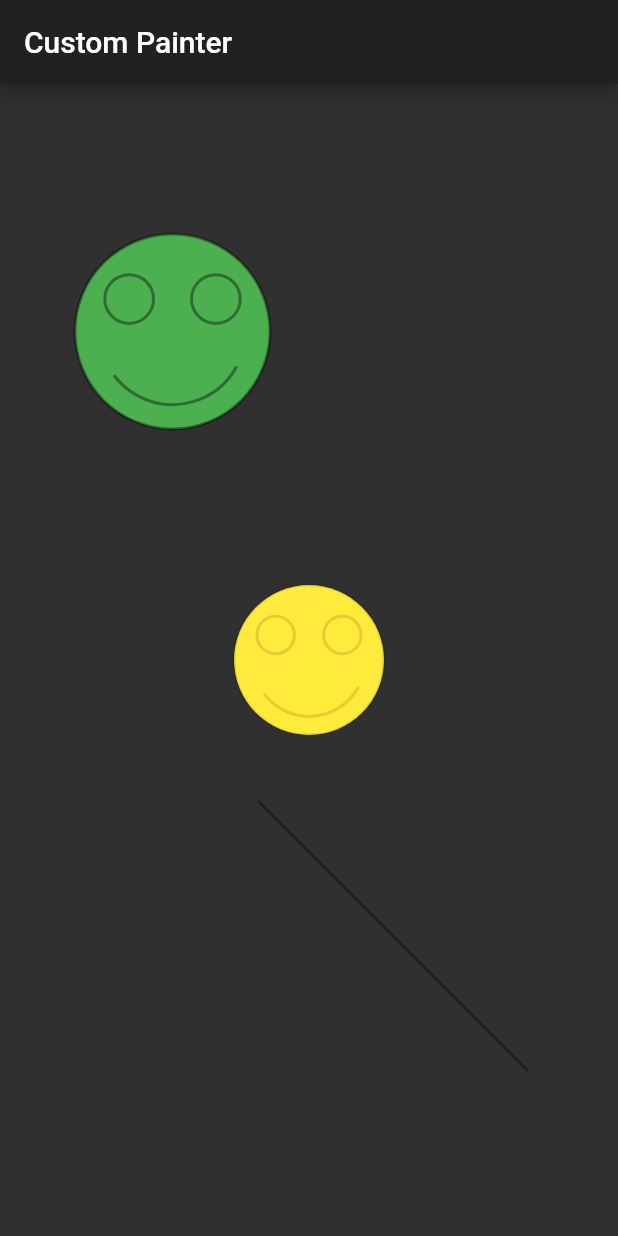
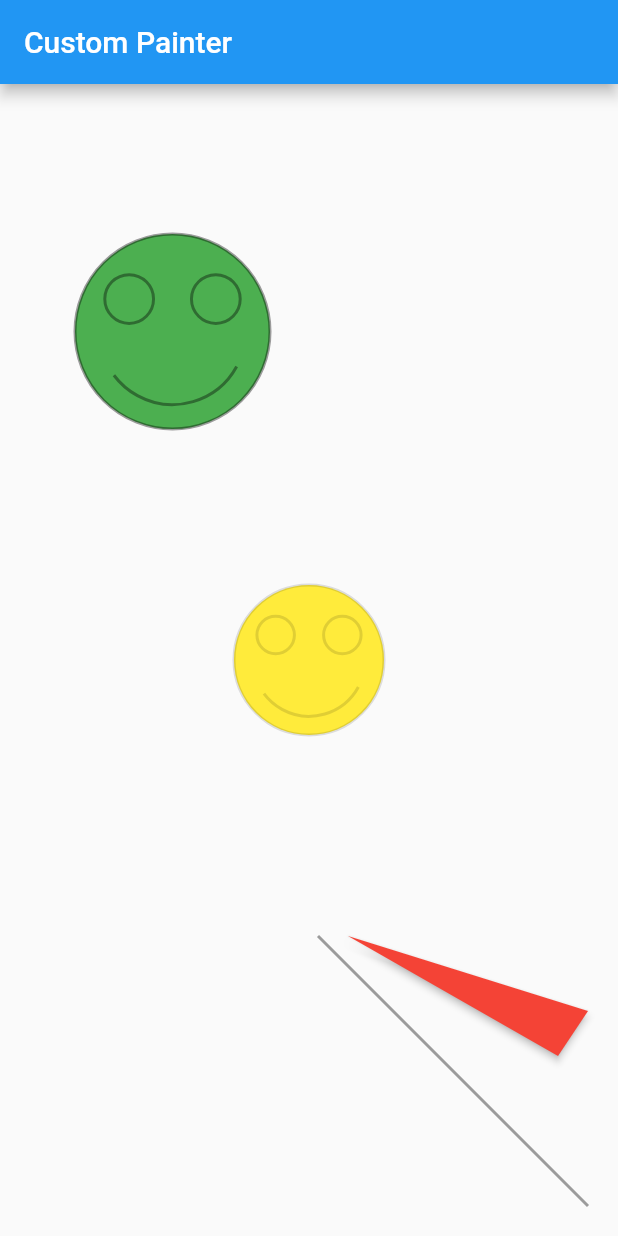
Before and after one commit to ocalvet/flutter_custom_painter, a Flutter app: the screen it shows after launch, on a phone screen of 412 x 824 dp. Run offline on Flutter 3.47's test engine with Material 2 defaults, Android fonts, the phone set to English and light mode, and no system bars.

Commit message:
Work with shallow

```diff
--- a/lib/app.dart
+++ b/lib/app.dart
@@ -6,7 +6,7 @@ class App extends StatelessWidget {
   Widget build(BuildContext context) {
     return MaterialApp(
       title: 'Custom Painter',
-      theme: ThemeData.dark(),
+      // theme: ThemeData.dark(),
       debugShowCheckedModeBanner: false,
       home: HomePage(),
     );
--- a/lib/custom/custom_drawing.dart
+++ b/lib/custom/custom_drawing.dart
@@ -3,12 +3,16 @@ import 'package:flutter/rendering.dart';
 
 class CustomDrawing extends CustomPainter {
   final Paint grayStroke;
+  final Paint fillColor;
 
   CustomDrawing()
       : grayStroke = Paint()
           ..strokeWidth = 2.0
           ..style = PaintingStyle.stroke
-          ..color = Colors.black38;
+          ..color = Colors.black38,
+        fillColor = Paint()
+          ..style = PaintingStyle.fill
+          ..color = Colors.red;
 
   @override
   void paint(Canvas canvas, Size size) {
@@ -16,6 +20,13 @@ class CustomDrawing extends CustomPainter {
     double centerY = size.height / 2;
     double length = size.shortestSide;
     canvas.drawLine(Offset(10, 10), Offset(size.width - 10, size.height - 10), grayStroke);
+    Path path = Path()
+      ..moveTo(30, 10)
+      ..lineTo(170, 90)
+      ..lineTo(190, 60)
+      ..close();
+    canvas.drawShadow(path, Colors.black, 2.0, false);
+    canvas.drawPath(path, fillColor);
   }
 
   @override
--- a/lib/home_page.dart
+++ b/lib/home_page.dart
@@ -28,8 +28,10 @@ class HomePage extends StatelessWidget {
             ),
           ),
           Positioned(
-            bottom:100,
-            right: 50,
+            bottom:10,
+            right: 10,
+            width: 200,
+            height: 200,
             child: CustomWidget(),
           ),
         ],
```
